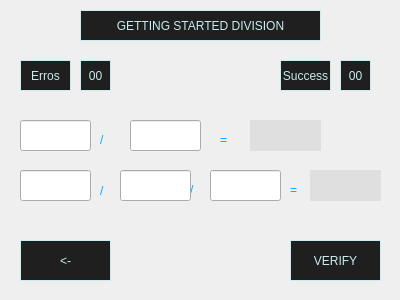
Leumim2020/mathematics_game_UI_Qt, file gameMath/learningMath/form5.ui: the form before one commit.
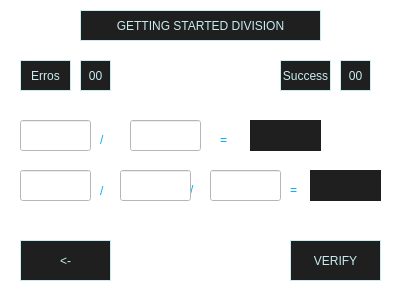
The form after the commit.

Commit message: Added background in form3,form4,form5

What changed in the file:
```diff
--- a/gameMath/learningMath/form5.ui
+++ b/gameMath/learningMath/form5.ui
@@ -14,7 +14,7 @@
    <string>Dialog</string>
   </property>
   <property name="styleSheet">
-   <string notr="true">background-color: #bebeb;;
+   <string notr="true">background-color: #fff;
 </string>
   </property>
   <widget class="QLineEdit" name="lineEdit_4">
@@ -235,9 +235,9 @@
    </property>
    <property name="styleSheet">
     <string notr="true">font: 75 12pt &quot;MS Shell Dlg 2&quot;;
-background-color:rgb(223, 223, 223);
+background-color:rgb(31, 31, 31);
 border:none;
-color:rgb(200,237,240);</string>
+color: rgb(200, 237, 240);</string>
    </property>
    <property name="text">
     <string/>
@@ -257,9 +257,9 @@
    </property>
    <property name="styleSheet">
     <string notr="true">font: 75 12pt &quot;MS Shell Dlg 2&quot;;
-background-color:rgb(223, 223, 223);
+background-color:rgb(31, 31, 31);
 border:none;
-color:rgb(200,237,240);</string>
+color: rgb(200, 237, 240);</string>
    </property>
    <property name="text">
     <string/>
```
Left out of the diff: 20 changed lines with no effect on the pictures. The commit also changes 22 other files.
